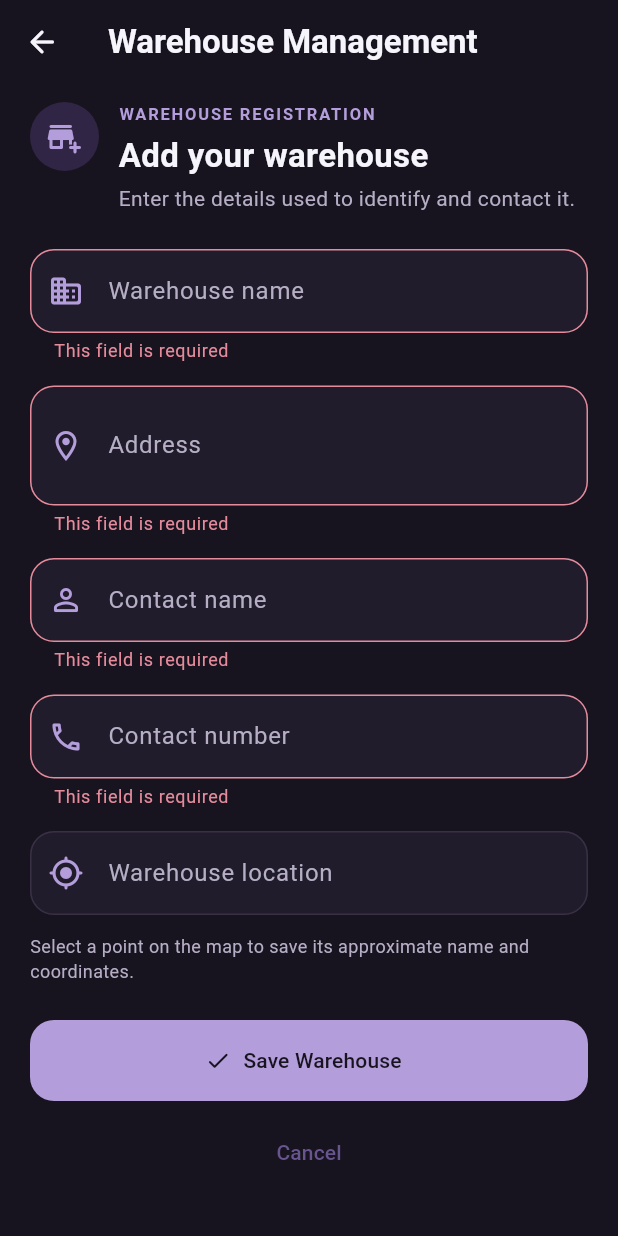
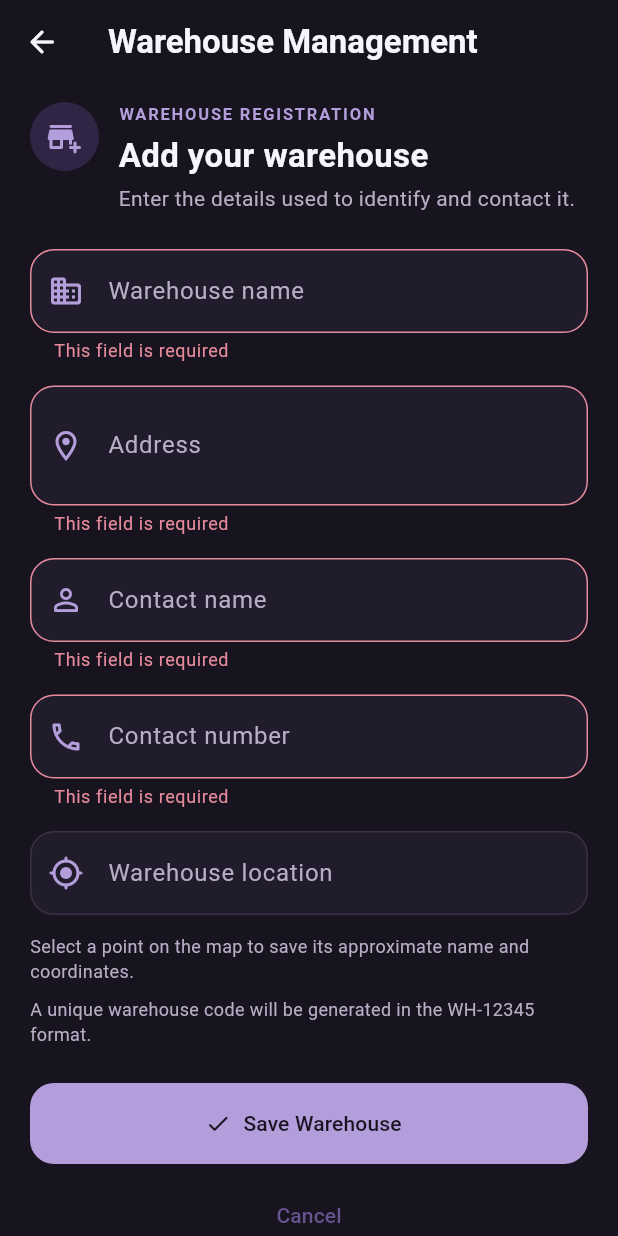
Before and after one commit to sx0ii7dsxd-cpu/BetterRoutes, a Flutter app: the WarehousePage screen opened directly, after a tap on "Register Warehouse", after a tap on "Save Warehouse", on a phone screen of 412 x 824 dp. Run offline on Flutter 3.47's test engine with Material 3 defaults, Android fonts, the phone set to English and light mode, and no system bars; our stand-ins replace cloud_firestore, firebase_auth, firebase_core, flutter_map, geolocator, google_sign_in and 2 more; missing offline and left inert: maplibre_gl; accounts and stored records are empty.

Commit message:
Warehouse IMPLEMENTATION DONE

```diff
--- a/lib/pages/truck_registration_page.dart
+++ b/lib/pages/truck_registration_page.dart
@@ -1,6 +1,7 @@
 import 'package:flutter/material.dart';
 
 import '../services/firestore_service.dart';
+import '../services/warehouse_code_generator.dart';
 import 'map_page.dart';
 
 class TruckRegistrationPage extends StatefulWidget {
@@ -60,17 +61,18 @@ class _TruckRegistrationPageState extends State<TruckRegistrationPage> {
       await Future<void>.delayed(const Duration(milliseconds: 450));
       if (!mounted) return;
 
-      final formatIsValid = RegExp(r'^WH-[A-Z0-9]{6,20}$').hasMatch(code);
-      final warehouse = formatIsValid
-          ? await _firestoreService.findMyWarehouseByCode(code)
-          : null;
+      final isNewFormat = RegExp(warehouseCodePattern).hasMatch(code);
+      final warehouse = await _firestoreService.findMyWarehouseByCode(code);
       if (!mounted) return;
       setState(() {
         _isCheckingWarehouse = false;
         _warehouseCodeValid = warehouse != null;
         _warehouseMessage = warehouse != null
             ? 'Warehouse verified: ${warehouse.name}.'
-            : 'Enter a warehouse code belonging to your account.';
+            : isNewFormat
+                ? 'Enter a warehouse code belonging to your account.'
+                : 'Use WH-12345 for new codes, or enter an existing code '
+                    'belonging to your account.';
       });
     } catch (error) {
       if (!mounted) return;
@@ -263,7 +265,7 @@ class _TruckRegistrationPageState extends State<TruckRegistrationPage> {
           _TruckField(
             controller: _warehouseCodeController,
             label: 'Warehouse code',
-            hint: 'e.g. WH-123456',
+            hint: 'e.g. WH-12345',
             icon: Icons.qr_code_2_rounded,
             validator: _requiredValidator,
             textCapitalization: TextCapitalization.characters,
@@ -388,8 +390,8 @@ class _TruckRegistrationPageState extends State<TruckRegistrationPage> {
         ),
         const SizedBox(height: 18),
         const Text(
-          'Your request is stored in Firestore and remains pending until it '
-          'is reviewed.',
+          'Your request has been received and remains pending until it is '
+          'reviewed.',
           textAlign: TextAlign.center,
           style: TextStyle(color: mutedColor, fontSize: 12, height: 1.4),
         ),
--- a/lib/pages/warehouse_page.dart
+++ b/lib/pages/warehouse_page.dart
@@ -23,12 +23,13 @@ class _WarehousePageState extends State<WarehousePage> {
       TextEditingController();
   final TextEditingController _locationController = TextEditingController();
 
-  _WarehouseDetails? _warehouse;
+  final List<WarehouseModel> _savedWarehouses = [];
+  WarehouseModel? _savedWarehouse;
+  WarehouseModel? _editingWarehouse;
   bool _isShowingForm = false;
   bool _isLoading = true;
   bool _isSaving = false;
   String? _errorMessage;
-  WarehouseModel? _savedWarehouse;
   double? _selectedLatitude;
   double? _selectedLongitude;
 
@@ -53,10 +54,10 @@ class _WarehousePageState extends State<WarehousePage> {
       final warehouses = await _firestoreService.getMyWarehouses();
       if (!mounted) return;
       setState(() {
+        _savedWarehouses
+          ..clear()
+          ..addAll(warehouses);
         _savedWarehouse = warehouses.isEmpty ? null : warehouses.first;
-        _warehouse = _savedWarehouse == null
-            ? null
-            : _WarehouseDetails.fromModel(_savedWarehouse!);
         _selectedLatitude = _savedWarehouse?.latitude;
         _selectedLongitude = _savedWarehouse?.longitude;
         _isLoading = false;
@@ -73,6 +74,7 @@ class _WarehousePageState extends State<WarehousePage> {
 
   void _openRegistrationForm() {
     _clearForm();
+    _editingWarehouse = null;
     setState(() => _isShowingForm = true);
   }
 
@@ -90,6 +92,7 @@ class _WarehousePageState extends State<WarehousePage> {
   void _openEditForm() {
     final warehouse = _savedWarehouse;
     if (warehouse == null) return;
+    _editingWarehouse = warehouse;
     _nameController.text = warehouse.name;
     _addressController.text = warehouse.address;
     _contactNameController.text = warehouse.contactName;
@@ -130,7 +133,7 @@ class _WarehousePageState extends State<WarehousePage> {
       _errorMessage = null;
     });
     try {
-      final existing = _savedWarehouse;
+      final existing = _editingWarehouse;
       if (existing == null) {
         final created = await _firestoreService.createWarehouse(
           name: _nameController.text,
@@ -141,8 +144,8 @@ class _WarehousePageState extends State<WarehousePage> {
           latitude: _selectedLatitude,
           longitude: _selectedLongitude,
         );
+        _savedWarehouses.add(created);
         _savedWarehouse = created;
-        _warehouse = _WarehouseDetails.fromModel(created);
       } else {
         await _firestoreService.updateWarehouse(
           warehouse: existing,
@@ -168,13 +171,19 @@ class _WarehousePageState extends State<WarehousePage> {
           createdAt: existing.createdAt,
           updatedAt: DateTime.now(),
         );
+        final index = _savedWarehouses.indexWhere(
+          (warehouse) => warehouse.warehouseId == updated.warehouseId,
+        );
+        if (index >= 0) {
+          _savedWarehouses[index] = updated;
+        }
         _savedWarehouse = updated;
-        _warehouse = _WarehouseDetails.fromModel(updated);
       }
       if (!mounted) return;
       setState(() {
         _isShowingForm = false;
         _isSaving = false;
+        _editingWarehouse = null;
       });
       ScaffoldMessenger.of(context).showSnackBar(
         SnackBar(
@@ -242,22 +251,32 @@ class _WarehousePageState extends State<WarehousePage> {
   }
 
   Widget _buildDashboard() {
-    final warehouse = _warehouse;
-    if (warehouse == null) {
+    if (_savedWarehouses.isEmpty) {
       return _buildEmptyState();
     }
 
     return Column(
       crossAxisAlignment: CrossAxisAlignment.stretch,
       children: [
-        _SectionHeading(
+        const _SectionHeading(
           eyebrow: 'WAREHOUSE OVERVIEW',
-          title: warehouse.name,
-          subtitle: 'Your warehouse is ready to manage.',
+          title: 'Your warehouses',
+          subtitle: 'Manage your registered warehouse locations.',
           icon: Icons.warehouse_rounded,
         ),
         const SizedBox(height: 20),
-        _buildWarehouseCard(warehouse),
+        ..._savedWarehouses.map(
+          (warehouse) => Padding(
+            padding: const EdgeInsets.only(bottom: 14),
+            child: _buildWarehouseCard(warehouse),
+          ),
+        ),
+        OutlinedButton.icon(
+          onPressed: _openRegistrationForm,
+          icon: const Icon(Icons.add_business_outlined),
+          label: const Text('Add another warehouse'),
+          style: _outlinedButtonStyle(),
+        ),
         const SizedBox(height: 28),
         const _SectionHeading(
           eyebrow: 'ASSOCIATED TRUCKS',
@@ -287,12 +306,6 @@ class _WarehousePageState extends State<WarehousePage> {
           color: const Color(0xFFE58B9B),
         ),
         const SizedBox(height: 24),
-        OutlinedButton.icon(
-          onPressed: _openEditForm,
-          icon: const Icon(Icons.edit_outlined),
-          label: const Text('Update warehouse details'),
-          style: _outlinedButtonStyle(),
-        ),
       ],
     );
   }
@@ -430,6 +443,12 @@ class _WarehousePageState extends State<WarehousePage> {
                     '${_selectedLongitude!.toStringAsFixed(6)}',
             style: TextStyle(color: mutedColor, fontSize: 12, height: 1.4),
           ),
+          const SizedBox(height: 8),
+          const Text(
+            'A unique warehouse code will be generated in the WH-12345 '
+            'format.',
+            style: TextStyle(color: mutedColor, fontSize: 12, height: 1.4),
+          ),
           const SizedBox(height: 24),
           SizedBox(
             height: 54,
@@ -452,7 +471,8 @@ class _WarehousePageState extends State<WarehousePage> {
     );
   }
 
-  Widget _buildWarehouseCard(_WarehouseDetails warehouse) {
+  Widget _buildWarehouseCard(WarehouseModel model) {
+    final warehouse = _WarehouseDetails.fromModel(model);
     return Container(
       padding: const EdgeInsets.all(18),
       decoration: BoxDecoration(
@@ -501,6 +521,23 @@ class _WarehousePageState extends State<WarehousePage> {
               label: 'Location',
               value: warehouse.location,
             ),
+          Padding(
+            padding: const EdgeInsets.only(top: 4, left: 12, right: 12),
+            child: SizedBox(
+              width: double.infinity,
+              child: OutlinedButton.icon(
+                onPressed: () {
+                  _savedWarehouse = model;
+                  _openEditForm();
+                },
+                icon: const Icon(Icons.edit_outlined),
+                label: const Text('Update warehouse details'),
+                style: _outlinedButtonStyle(
+                  padding: const EdgeInsets.symmetric(vertical: 17),
+                ),
+              ),
+            ),
+          ),
         ],
       ),
     );
@@ -556,12 +593,17 @@ class _WarehousePageState extends State<WarehousePage> {
     );
   }
 
-  ButtonStyle _outlinedButtonStyle() {
+  ButtonStyle _outlinedButtonStyle({
+    EdgeInsetsGeometry? padding,
+    double borderRadius = 16,
+  }) {
     return OutlinedButton.styleFrom(
       foregroundColor: textColor,
       side: const BorderSide(color: borderColor),
-      padding: const EdgeInsets.symmetric(vertical: 14),
-      shape: RoundedRectangleBorder(borderRadius: BorderRadius.circular(16)),
+      padding: padding ?? const EdgeInsets.symmetric(vertical: 14),
+      shape: RoundedRectangleBorder(
+        borderRadius: BorderRadius.circular(borderRadius),
+      ),
     );
   }
 
@@ -584,8 +626,8 @@ class _WarehousePageState extends State<WarehousePage> {
   String _friendlyError(Object error) {
     if (error is StateError) return error.message.toString();
     if (error is FirebaseException) {
-      return 'Firestore error (${error.code}): '
-          '${error.message ?? 'The request could not be completed.'}';
+      return 'Unable to complete the request (${error.code}). '
+          'Please try again.';
     }
     return 'Could not complete the request. Check your connection and try again.';
   }
--- a/lib/services/firestore_service.dart
+++ b/lib/services/firestore_service.dart
@@ -3,6 +3,7 @@ import 'package:firebase_auth/firebase_auth.dart';
 
 import '../models/truck_registration_model.dart';
 import '../models/warehouse_model.dart';
+import 'warehouse_code_generator.dart';
 
 class FirestoreService {
   FirestoreService({
@@ -19,6 +20,9 @@ class FirestoreService {
 
   CollectionReference<Map<String, dynamic>> get _truckRequests =>
       _firestore.collection('truckRegistrationRequests');
+
+  CollectionReference<Map<String, dynamic>> get _warehouseCodeReservations =>
+      _firestore.collection('warehouseCodeReservations');
 
   User _requireUser() {
     final user = _auth.currentUser;
@@ -38,12 +42,25 @@ class FirestoreService {
     required double? longitude,
   }) async {
     final user = _requireUser();
+    for (var attempt = 0; attempt < 20; attempt++) {
       final document = _warehouses.doc();
       final warehouseId = document.id;
-    final code = 'WH-${warehouseId.toUpperCase()}';
+      final code = generateWarehouseCode();
+      final reservation = _warehouseCodeReservations.doc(code);
       final now = FieldValue.serverTimestamp();
 
-    await document.set({
+      try {
+        await _firestore.runTransaction((transaction) async {
+          final existingReservation = await transaction.get(reservation);
+          if (existingReservation.exists) {
+            throw const _WarehouseCodeCollision();
+          }
+
+          transaction.set(reservation, {
+            'warehouseId': warehouseId,
+            'ownerUid': user.uid,
+          });
+          transaction.set(document, {
             'warehouseId': warehouseId,
             'code': code,
             'name': name.trim(),
@@ -57,8 +74,17 @@ class FirestoreService {
             'createdAt': now,
             'updatedAt': now,
           });
+        });
 
         return WarehouseModel.fromFirestore(await document.get());
+      } on _WarehouseCodeCollision {
+        continue;
+      }
+    }
+
+    throw StateError(
+      'Could not reserve a unique warehouse code. Please try again.',
+    );
   }
 
   Future<List<WarehouseModel>> getMyWarehouses() async {
@@ -104,9 +130,10 @@ class FirestoreService {
 
   Future<WarehouseModel?> findMyWarehouseByCode(String code) async {
     final user = _requireUser();
+    final normalizedCode = code.trim().toUpperCase();
     final snapshot = await _warehouses
         .where('ownerUid', isEqualTo: user.uid)
-        .where('code', isEqualTo: code.trim().toUpperCase())
+        .where('code', isEqualTo: normalizedCode)
         .limit(1)
         .get();
     if (snapshot.docs.isEmpty) return null;
@@ -163,3 +190,7 @@ class FirestoreService {
     return snapshot.docs.map(TruckRegistrationModel.fromFirestore).toList();
   }
 }
+
+class _WarehouseCodeCollision implements Exception {
+  const _WarehouseCodeCollision();
+}
```
Also changed, not shown: lib/services/warehouse_code_generator.dart (added, +9 -0 lines), 3 other files. Lines whose indentation alone changed are shown as unchanged.
